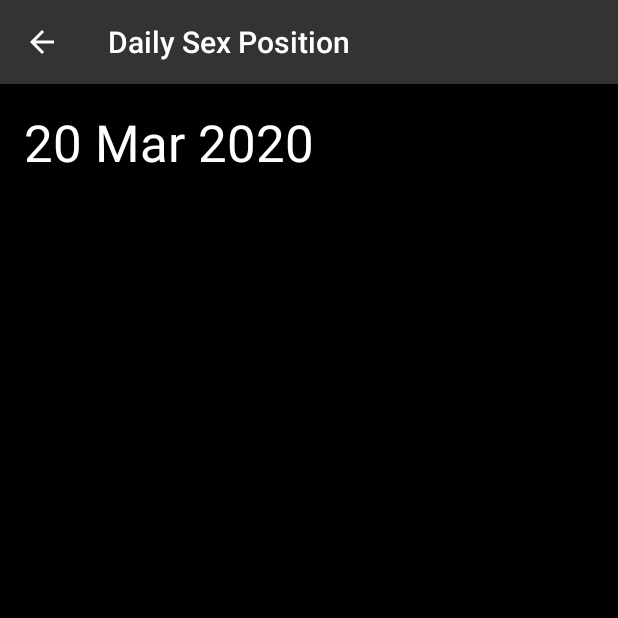
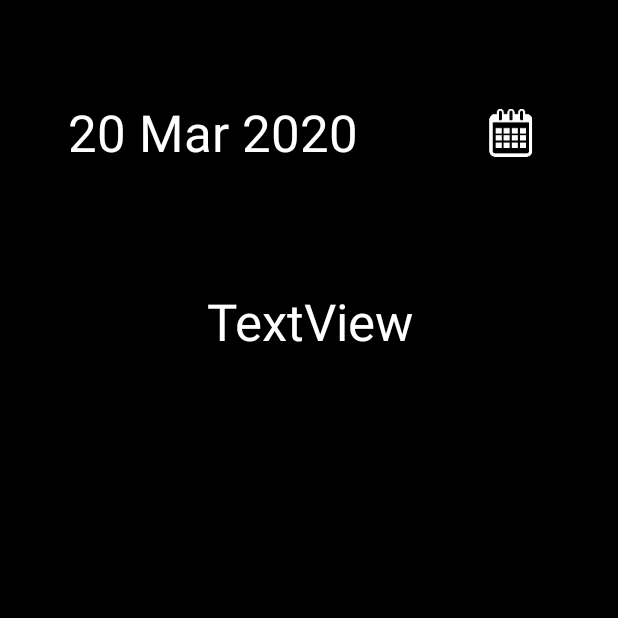
Before and after one commit to gooftroop1330/SPApp, an Android app: the DSPActivity screen opened directly, with no data from a screen before it, on a phone screen of 412 x 824 dp, the top half of it. Run offline under Robolectric (Android 15) with nearby library versions, the phone set to English and light mode, and no system bars.

Commit message:
CalendarScreen - Calendar added, cool pink button, still need to pass selected date to DSP screen

```diff
--- a/app/src/main/java/com/example/spapp/DSPActivity.java
+++ b/app/src/main/java/com/example/spapp/DSPActivity.java
@@ -1,25 +1,33 @@
 package com.example.spapp;
 
-import androidx.annotation.RequiresApi;
 import androidx.appcompat.app.AppCompatActivity;
 
 import android.content.Intent;
-import android.os.Build;
 import android.os.Bundle;
+import android.view.View;
+import android.widget.CalendarView;
 import android.widget.TextView;
-
 import java.text.SimpleDateFormat;
 import java.util.Date;
 import java.util.Locale;
 
-public class DSPActivity extends AppCompatActivity {
+public class DSPActivity extends AppCompatActivity
+{
     SimpleDateFormat sdf = new SimpleDateFormat("dd MMM yyyy", Locale.getDefault());
-    String currentDate = sdf.format(new Date());
+
     @Override
-    protected void onCreate(Bundle savedInstanceState) {
+    protected void onCreate(Bundle savedInstanceState)
+    {
         super.onCreate(savedInstanceState);
         setContentView(R.layout.dsp);
-        TextView textView = findViewById(R.id.textView);
+        TextView textView = findViewById(R.id.date);
+        String currentDate = sdf.format(new Date());
         textView.setText(currentDate);
     }
+
+    public void viewCalendar(View view)
+    {
+        Intent intent = new Intent(this, CalendarActivity.class);
+        startActivity(intent);
+    }
 }
--- a/app/src/main/java/com/example/spapp/WelcomeActivity.java
+++ b/app/src/main/java/com/example/spapp/WelcomeActivity.java
@@ -12,13 +12,15 @@ import java.time.LocalDate;
 import java.util.Date;
 
 
-public class WelcomeActivity extends AppCompatActivity {
+public class WelcomeActivity extends AppCompatActivity
+{
 
 
     public static final String theDate = "19 March 2020";
 
     @Override
-    protected void onCreate(Bundle savedInstanceState) {
+    protected void onCreate(Bundle savedInstanceState)
+    {
 
         super.onCreate(savedInstanceState);
         setContentView(R.layout.welcome);
--- /dev/null
+++ b/app/src/main/res/drawable/cal_btn_bg.xml
@@ -0,0 +1,6 @@
+<?xml version="1.0" encoding="utf-8"?>
+<shape xmlns:android="http://schemas.android.com/apk/res/android">
+    <corners android:radius="10dp" />
+    <solid android:color="@color/colorAccent" />
+
+</shape>
--- a/app/src/main/res/layout/dsp.xml
+++ b/app/src/main/res/layout/dsp.xml
@@ -9,14 +9,49 @@
     tools:context=".DSPActivity">
 
     <TextView
-        android:id="@+id/textView"
+        android:id="@+id/date"
         android:layout_width="252dp"
         android:layout_height="100dp"
         android:layout_marginStart="16dp"
         android:layout_marginTop="16dp"
+        android:layout_marginBottom="16dp"
+        android:gravity="center"
         android:text="TextView"
         android:textAppearance="@style/TextAppearance.AppCompat.Display1"
         android:textColor="@android:color/background_light"
+        app:layout_constraintBottom_toTopOf="@+id/position"
         app:layout_constraintStart_toStartOf="parent"
         app:layout_constraintTop_toTopOf="parent" />
+
+    <TextView
+        android:id="@+id/position"
+        android:layout_width="363dp"
+        android:layout_height="76dp"
+        android:layout_marginStart="16dp"
+        android:layout_marginTop="176dp"
+        android:layout_marginEnd="16dp"
+        android:gravity="center"
+        android:text="TextView"
+        android:textAppearance="@style/TextAppearance.AppCompat.Display1"
+        android:textColor="#FFFFFF"
+        app:layout_constraintEnd_toEndOf="parent"
+        app:layout_constraintStart_toStartOf="parent"
+        app:layout_constraintTop_toTopOf="parent" />
+
+    <ImageButton
+        android:id="@+id/imageButton5"
+        android:layout_width="94dp"
+        android:layout_height="99dp"
+        android:layout_marginStart="16dp"
+        android:layout_marginTop="16dp"
+        android:layout_marginEnd="16dp"
+        android:layout_marginBottom="16dp"
+        android:background="@color/colorPrimaryDark"
+        android:onClick="viewCalendar"
+        app:layout_constraintBottom_toTopOf="@+id/position"
+        app:layout_constraintEnd_toEndOf="parent"
+        app:layout_constraintStart_toEndOf="@+id/date"
+        app:layout_constraintTop_toTopOf="parent"
+        app:srcCompat="@drawable/calendar_icon" />
+
 </androidx.constraintlayout.widget.ConstraintLayout>
--- a/app/src/main/res/values/strings.xml
+++ b/app/src/main/res/values/strings.xml
@@ -1,4 +1,5 @@
 <resources>
     <string name="app_name">Daily Sex Position</string>
     <string name="welcome_button_text">Let\'s Get It On</string>
+    <string name="selectedDate">Select a date</string>
 </resources>
--- a/app/src/main/res/values/styles.xml
+++ b/app/src/main/res/values/styles.xml
@@ -1,7 +1,7 @@
 <resources>
 
     <!-- Base application theme. -->
-    <style name="AppTheme" parent="Theme.AppCompat.Light.DarkActionBar">
+    <style name="AppTheme" parent="Theme.AppCompat.Light.NoActionBar">
         <!-- Customize your theme here. -->
         <item name="colorPrimary">@color/colorPrimary</item>
         <item name="colorPrimaryDark">@color/colorPrimaryDark</item>
```
Also changed, not shown: app/src/main/AndroidManifest.xml (+16 -4 lines), app/src/main/java/com/example/spapp/CalendarActivity.java (added, +45 -0 lines), app/src/main/res/drawable/button_bg_round.xml (+7 -7 lines), app/src/main/res/layout/calendar.xml (added, +58 -0 lines), app/src/main/res/drawable-xxxhdpi/calendar_icon.png (added), 2 other files.
